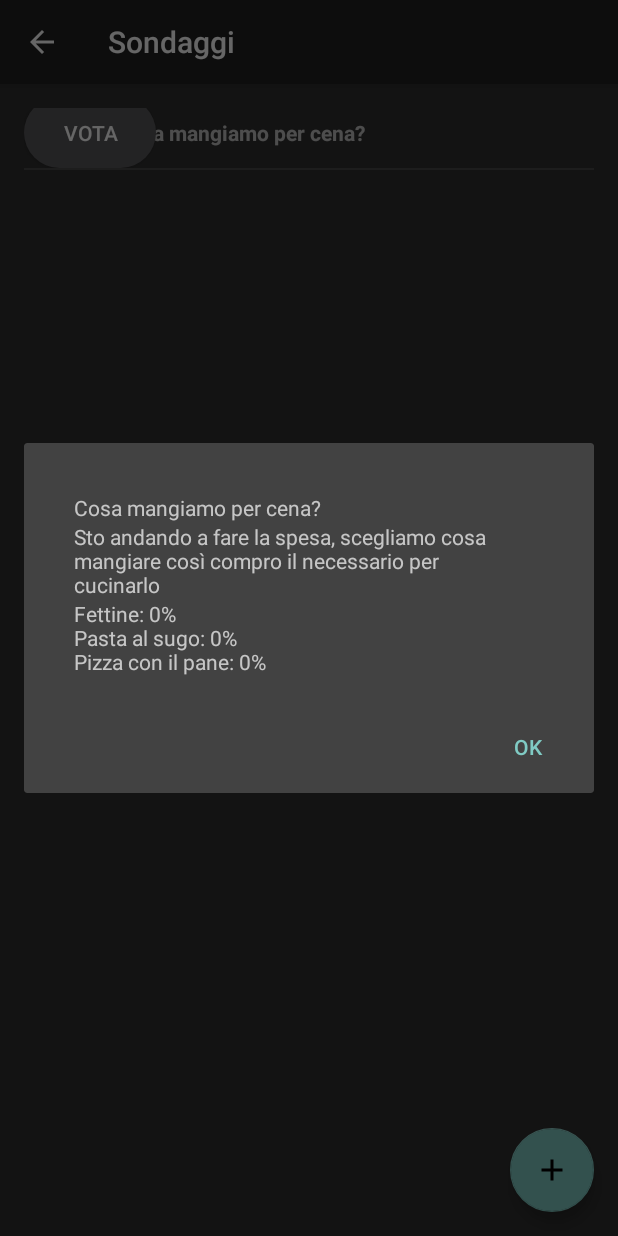
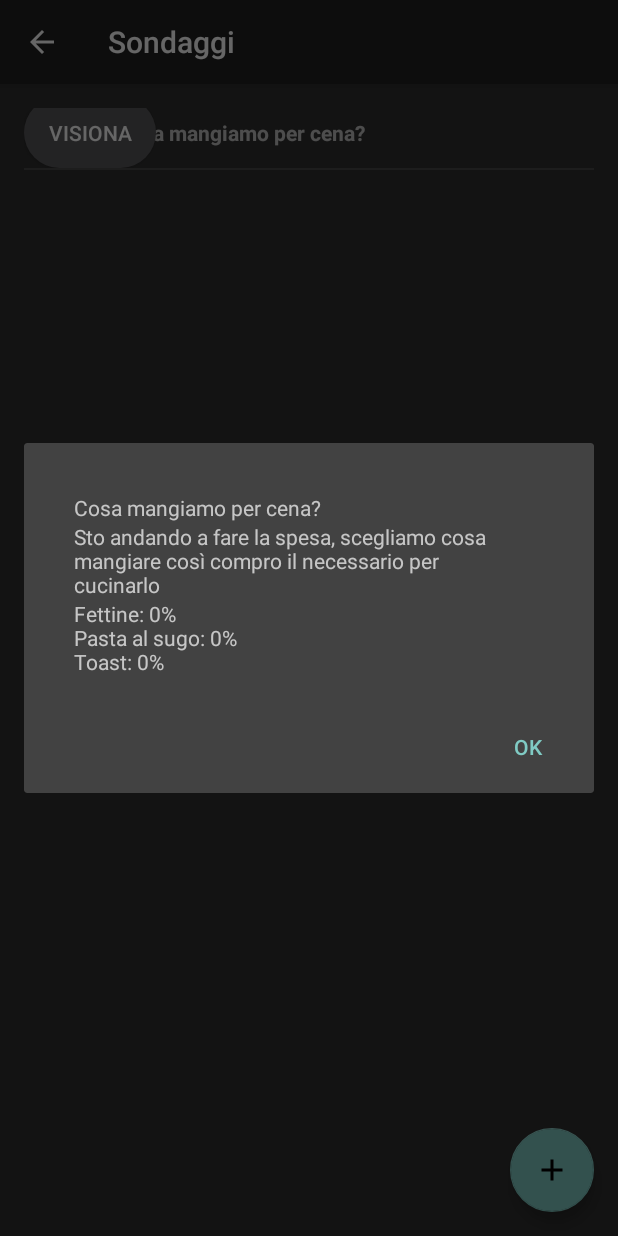
Before and after one commit to Gnagnom94/HouseworkCalendar, an Android app: the GestioneSondaggi screen opened directly, with no data from a screen before it, after a tap on "Cosa mangiamo per cena?", on a phone screen of 412 x 824 dp. Run offline under Robolectric (Android 15) with nearby library versions, the phone set to English and light mode, and no system bars; 1 statement that could not run was skipped.

Commit message:
1 - Modifica del testo del bottone nel caso l'utente loggato abbia già votato il sondaggio Svolte alcune correzioni

```diff
--- a/app/src/main/java/namenotfoundunica/houseworkcalendar/activity/GestioneSondaggi.java
+++ b/app/src/main/java/namenotfoundunica/houseworkcalendar/activity/GestioneSondaggi.java
@@ -53,8 +53,8 @@ public class GestioneSondaggi extends AppCompatActivity
             String descrizione = "Sto andando a fare la spesa, scegliamo cosa mangiare così compro il necessario per cucinarlo";
             risposte.add("Fettine");
             risposte.add("Pasta al sugo");
-            risposte.add("Pizza con il pane");
-            lstSondaggio.add(new Sondaggio(titolo, descrizione, "done", 0, risposte));
+            risposte.add("Toast");
+            lstSondaggio.add(new Sondaggio(titolo, descrizione, "d", 0, risposte));
 //            lstSondaggio.add(new Sondaggio("titolo2", "descrizione2", "wait", 1, risposte));
 //            lstSondaggio.add(new Sondaggio("titolo3", "descrizione3", "wait", 2, risposte));
             flagCreation = true;
@@ -256,6 +256,14 @@ public class GestioneSondaggi extends AppCompatActivity
             final Button button = convertView.findViewById(R.id.vota_sondaggio);
             final Sondaggio sondaggio = lstSondaggio.get(position);
             button.setId(sondaggio.getId());
+            if(sondaggio.statoUtenti[SchermataIniziale.utenteLoggato.getId()] == -1)
+            {
+                button.setText("VOTA");
+            }
+            else
+            {
+                button.setText("VISIONA");
+            }
             textView_name.setText(sondaggio.getTitolo());
             boolean flagVotoCompleto=true;
 
--- a/app/src/main/java/namenotfoundunica/houseworkcalendar/activity/VisualizzaSondaggio.java
+++ b/app/src/main/java/namenotfoundunica/houseworkcalendar/activity/VisualizzaSondaggio.java
@@ -102,7 +102,6 @@ public class VisualizzaSondaggio extends AppCompatActivity
 
                 }
             });
-            //Toast.makeText(this, "Hai votato la risposta: "+ sondaggio.statoUtenti[SchermataIniziale.utenteLoggato.getId()], Toast.LENGTH_SHORT).show();
 
         }
 
@@ -132,6 +131,7 @@ public class VisualizzaSondaggio extends AppCompatActivity
         @Override
         public void onClick(View v)
         {
+            Toast.makeText(VisualizzaSondaggio.this, "Voto acquisito", Toast.LENGTH_SHORT).show();
             sondaggio.statoUtenti[SchermataIniziale.utenteLoggato.getId()] = radioGrp.getCheckedRadioButtonId();
             Intent openPage = new Intent(VisualizzaSondaggio.this, GestioneSondaggi.class);
             startActivity(openPage);
--- a/app/src/main/res/layout/activity_login.xml
+++ b/app/src/main/res/layout/activity_login.xml
@@ -76,7 +76,6 @@
                     android:ems="10"
                     android:hint="Email:"
                     android:inputType="textEmailAddress"
-                    android:text="a"
                     app:layout_constraintBottom_toTopOf="@+id/guideline4"
                     app:layout_constraintEnd_toEndOf="parent"
                     app:layout_constraintHorizontal_bias="0.0"
@@ -92,7 +91,6 @@
                     android:ems="10"
                     android:hint="Password:"
                     android:inputType="textPassword"
-                    android:text="a"
                     app:layout_constraintEnd_toEndOf="parent"
                     app:layout_constraintStart_toStartOf="parent"
                     app:layout_constraintTop_toTopOf="@+id/guideline4" />
@@ -103,7 +101,7 @@
                     android:layout_height="wrap_content"
                     android:layout_marginEnd="8dp"
                     android:layout_marginStart="8dp"
-                    android:layout_marginTop="32dp"
+                    android:layout_marginTop="36dp"
                     android:background="@drawable/rounded_button"
                     android:foreground="@drawable/ripple_circle"
                     android:paddingBottom="16dp"
```
Lines whose indentation alone changed are shown as unchanged.
